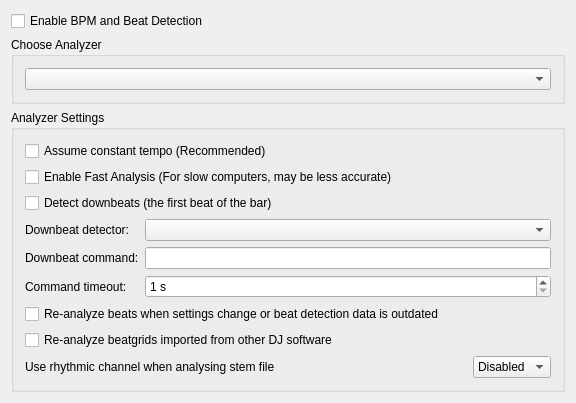
Before: the Qt Designer form src/preferences/dialog/dlgprefbeatsdlg.ui in ThreeHats/mixxx, drawn with Qt 5.
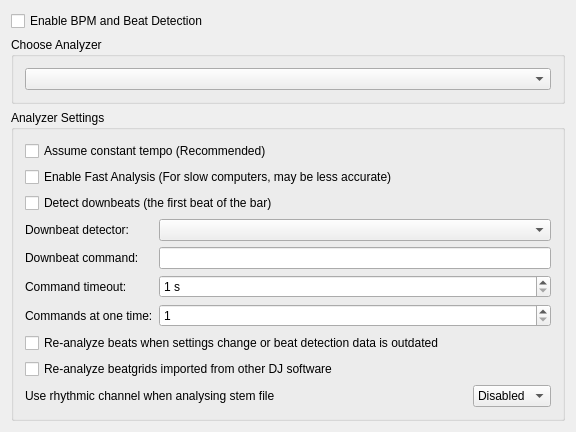
After: the same form once the commit is applied.

Commit message: downbeats: hold the card, kill the group, and doubt a split vote

Diff of the .ui file:
```diff
--- a/src/preferences/dialog/dlgprefbeatsdlg.ui
+++ b/src/preferences/dialog/dlgprefbeatsdlg.ui
@@ -137,6 +137,28 @@
           </property>
          </widget>
         </item>
+        <item row="3" column="0">
+         <widget class="QLabel" name="labelDownbeatJobs">
+          <property name="text">
+           <string>Commands at one time:</string>
+          </property>
+         </widget>
+        </item>
+        <item row="3" column="1">
+         <widget class="QSpinBox" name="spinBoxDownbeatJobs">
+          <property name="toolTip">
+           <string>How many downbeat commands may run together.
+Each analyzer thread runs its own command, and a model on a graphics card wants the card for itself.
+Keep this at 1 unless the card holds more than one model.</string>
+          </property>
+          <property name="minimum">
+           <number>1</number>
+          </property>
+          <property name="maximum">
+           <number>32</number>
+          </property>
+         </widget>
+        </item>
        </layout>
       </item>
       <item>
```
The commit also changes 18 other files.
